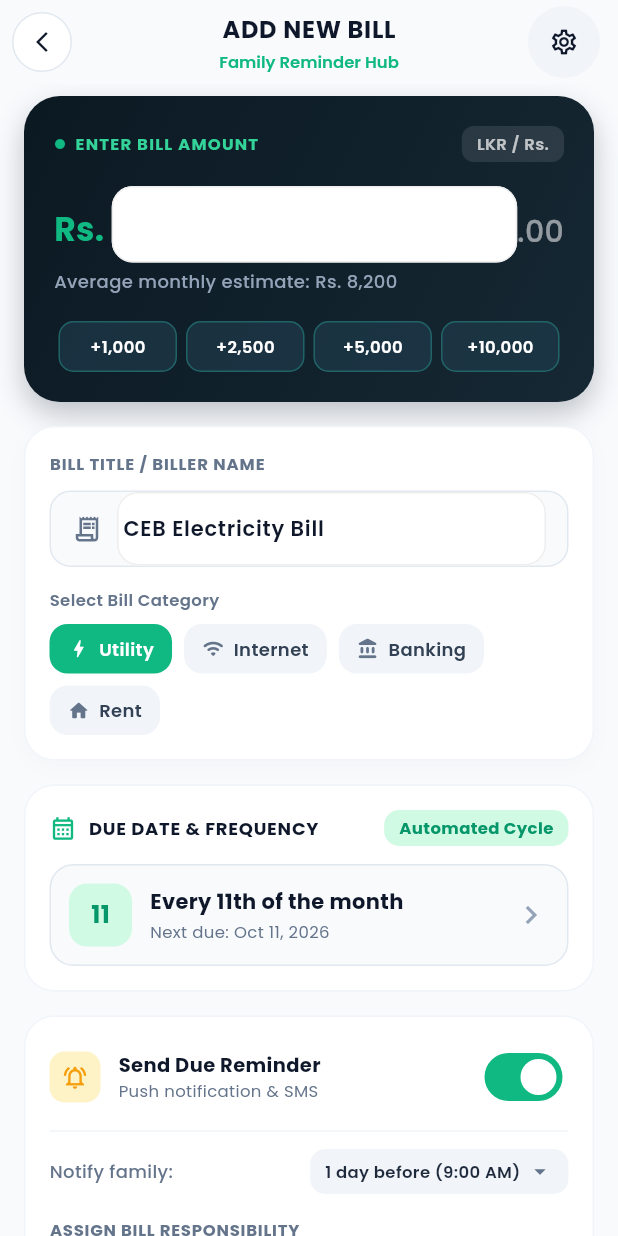
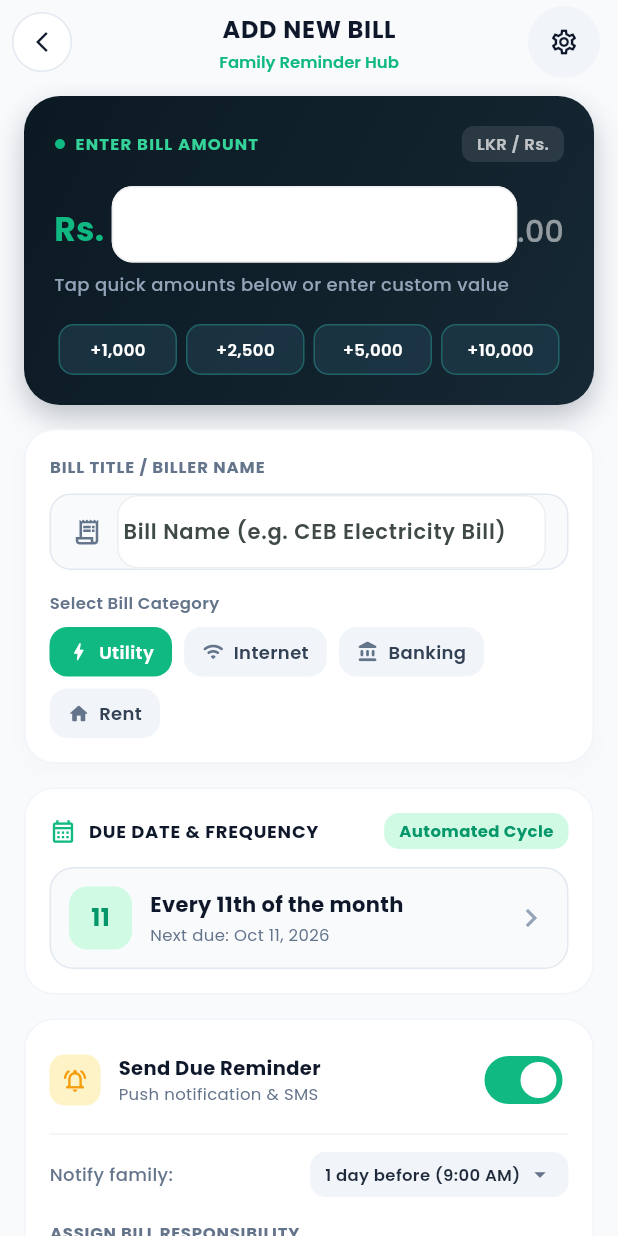
Before and after one commit to justtnikiyaa/family_budget_app, a Flutter app: the AddBillScreen screen opened directly, on a phone screen of 412 x 824 dp. Run offline on Flutter 3.47's test engine with Material 3 defaults, Android fonts, the phone set to English and light mode, and no system bars; our stand-ins replace cloud_firestore, firebase_auth, firebase_core, google_fonts, google_sign_in; accounts and stored records are empty.

Commit message:
refactor: replace hardcoded form defaults with dynamic family data and empty inputs in add screens

```diff
--- a/lib/screens/limits_bills/add_bill_screen.dart
+++ b/lib/screens/limits_bills/add_bill_screen.dart
@@ -1,6 +1,7 @@
 import 'package:flutter/material.dart';
 import 'package:intl/intl.dart';
 import '../../models/bill_model.dart';
+import '../../models/family_model.dart';
 import '../../models/user_model.dart';
 import '../../services/firestore_service.dart';
 import 'bills_screen.dart';
@@ -15,9 +16,8 @@ class AddBillScreen extends StatefulWidget {
 }
 
 class _AddBillScreenState extends State<AddBillScreen> {
-  final TextEditingController _amountController = TextEditingController(text: '8500');
-  final TextEditingController _titleController =
-      TextEditingController(text: 'CEB Electricity Bill');
+  final TextEditingController _amountController = TextEditingController();
+  final TextEditingController _titleController = TextEditingController();
 
   String _selectedCategory = 'Utility';
   DateTime _dueDate = DateTime.now().add(const Duration(days: 1));
@@ -27,13 +27,6 @@ class _AddBillScreenState extends State<AddBillScreen> {
 
   final List<String> _categories = ['Utility', 'Internet', 'Banking', 'Rent'];
   final List<int> _quickAmounts = [1000, 2500, 5000, 10000];
-
-  final List<Map<String, String>> _familyMembers = [
-    {'initial': '★', 'name': 'Shared Household'},
-    {'initial': 'S', 'name': 'Sunil (Dad)'},
-    {'initial': 'N', 'name': 'Nirosha (Mom)'},
-    {'initial': 'K', 'name': 'Kavindu (Me)'},
-  ];
 
   final FirestoreService _firestoreService = FirestoreService();
   bool _isLoading = false;
@@ -300,6 +293,8 @@ class _AddBillScreenState extends State<AddBillScreen> {
                           ),
                           decoration: const InputDecoration(
                             border: InputBorder.none,
+                            hintText: '0',
+                            hintStyle: TextStyle(color: Colors.white38),
                             isDense: true,
                             contentPadding: EdgeInsets.zero,
                           ),
@@ -315,9 +310,9 @@ class _AddBillScreenState extends State<AddBillScreen> {
                       ),
                     ],
                   ),
-                  const SizedBox(height: 4),
+                  const SizedBox(height: 6),
                   const Text(
-                    'Average monthly estimate: Rs. 8,200',
+                    'Tap quick amounts below or enter custom value',
                     style: TextStyle(
                       color: Color(0xFF94A3B8),
                       fontSize: 12,
@@ -687,10 +682,110 @@ class _AddBillScreenState extends State<AddBillScreen> {
                     ),
                   ),
                   const SizedBox(height: 10),
-                  Wrap(
+                  _buildFamilyResponsibilityChips(),
+                ],
+              ),
+            ),
+            const SizedBox(height: 24),
+
+            // 5. Save Button
+            SizedBox(
+              width: double.infinity,
+              height: 54,
+              child: ElevatedButton.icon(
+                onPressed: _isLoading ? null : _saveBill,
+                style: ElevatedButton.styleFrom(
+                  backgroundColor: const Color(0xFF0D9488),
+                  shape: RoundedRectangleBorder(
+                    borderRadius: BorderRadius.circular(16),
+                  ),
+                  elevation: 2,
+                ),
+                icon: _isLoading
+                    ? const SizedBox(
+                        width: 20,
+                        height: 20,
+                        child: CircularProgressIndicator(color: Colors.white, strokeWidth: 2),
+                      )
+                    : const Icon(Icons.check_circle_outline_rounded,
+                        color: Colors.white, size: 20),
+                label: Text(
+                  _isLoading ? 'SAVING...' : 'SAVE BILL REMINDER',
+                  style: const TextStyle(
+                    color: Colors.white,
+                    fontWeight: FontWeight.bold,
+                    fontSize: 14,
+                    letterSpacing: 0.8,
+                  ),
+                ),
+              ),
+            ),
+            const SizedBox(height: 24),
+          ],
+        ),
+      ),
+    );
+  }
+
+  Widget _buildFamilyResponsibilityChips() {
+    final familyId = widget.currentUser?.familyId;
+
+    if (familyId != null && familyId.isNotEmpty) {
+      return StreamBuilder<FamilyModel?>(
+        stream: _firestoreService.getFamilyStream(familyId),
+        builder: (context, familySnap) {
+          final family = familySnap.data;
+          final memberIds = family?.memberIds ??
+              (widget.currentUser != null ? [widget.currentUser!.uid] : <String>[]);
+
+          return StreamBuilder<List<UserModel>>(
+            stream: _firestoreService.getFamilyMembers(memberIds),
+            builder: (context, membersSnap) {
+              final realMembers = membersSnap.data ?? [];
+
+              final List<Map<String, String>> options = [
+                {'initial': '★', 'name': 'Shared Household'},
+              ];
+
+              for (final member in realMembers) {
+                final isMe = member.uid == widget.currentUser?.uid;
+                final name = member.displayName.isNotEmpty
+                    ? (isMe ? '${member.displayName} (Me)' : member.displayName)
+                    : (isMe ? 'Me' : 'Family Member');
+                final initial = member.displayName.isNotEmpty
+                    ? member.displayName[0].toUpperCase()
+                    : 'U';
+                options.add({'initial': initial, 'name': name});
+              }
+
+              return _renderResponsibilityChips(options);
+            },
+          );
+        },
+      );
+    }
+
+    // Single user / not in household yet
+    final myName = (widget.currentUser?.displayName.isNotEmpty == true)
+        ? '${widget.currentUser!.displayName} (Me)'
+        : 'Me';
+    final myInitial = (widget.currentUser?.displayName.isNotEmpty == true)
+        ? widget.currentUser!.displayName[0].toUpperCase()
+        : 'M';
+
+    final options = [
+      {'initial': '★', 'name': 'Shared Household'},
+      {'initial': myInitial, 'name': myName},
+    ];
+
+    return _renderResponsibilityChips(options);
+  }
+
+  Widget _renderResponsibilityChips(List<Map<String, String>> members) {
+    return Wrap(
       spacing: 8,
       runSpacing: 8,
-                    children: _familyMembers.map((member) {
+      children: members.map((member) {
         final isSelected = _assignedResponsibility == member['name'];
         return GestureDetector(
           onTap: () => setState(() => _assignedResponsibility = member['name']!),
@@ -744,48 +839,6 @@ class _AddBillScreenState extends State<AddBillScreen> {
           ),
         );
       }).toList(),
-                  ),
-                ],
-              ),
-            ),
-            const SizedBox(height: 24),
-
-            // 5. Save Button
-            SizedBox(
-              width: double.infinity,
-              height: 54,
-              child: ElevatedButton.icon(
-                onPressed: _isLoading ? null : _saveBill,
-                style: ElevatedButton.styleFrom(
-                  backgroundColor: const Color(0xFF0D9488),
-                  shape: RoundedRectangleBorder(
-                    borderRadius: BorderRadius.circular(16),
-                  ),
-                  elevation: 2,
-                ),
-                icon: _isLoading
-                    ? const SizedBox(
-                        width: 20,
-                        height: 20,
-                        child: CircularProgressIndicator(color: Colors.white, strokeWidth: 2),
-                      )
-                    : const Icon(Icons.check_circle_outline_rounded,
-                        color: Colors.white, size: 20),
-                label: Text(
-                  _isLoading ? 'SAVING...' : 'SAVE BILL REMINDER',
-                  style: const TextStyle(
-                    color: Colors.white,
-                    fontWeight: FontWeight.bold,
-                    fontSize: 14,
-                    letterSpacing: 0.8,
-                  ),
-                ),
-              ),
-            ),
-            const SizedBox(height: 24),
-          ],
-        ),
-      ),
     );
   }
 }
```
Also changed, not shown: lib/screens/limits_bills/add_goal_screen.dart (+2 -5 lines). Lines whose indentation alone changed are shown as unchanged.
